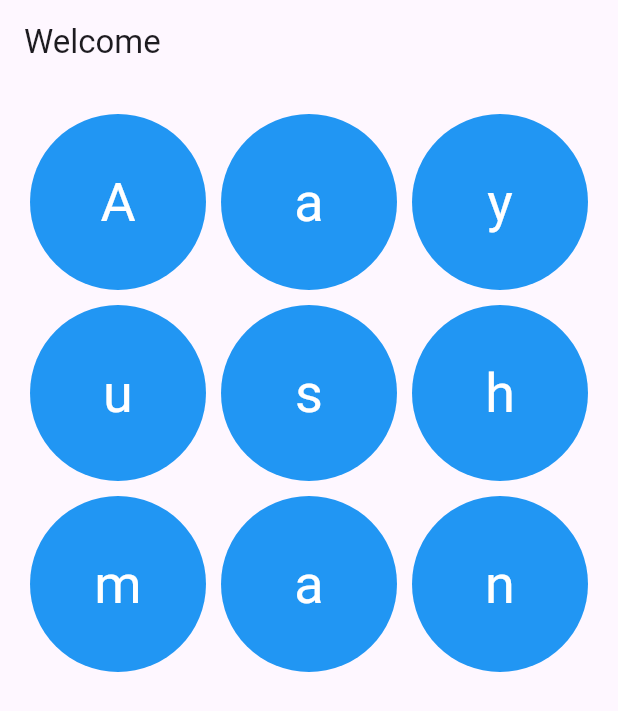
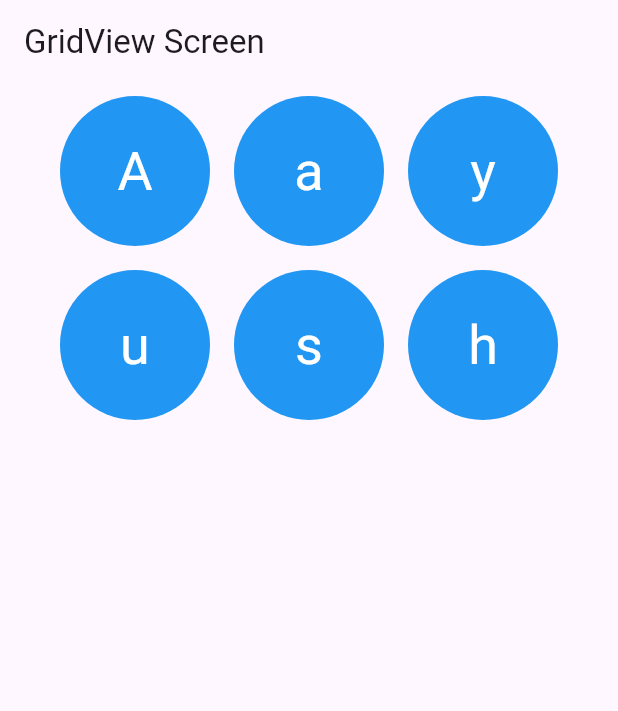
Before and after one commit to Aayush1222/classtest, a Flutter app: the screen it shows after launch, on a phone screen of 412 x 824 dp. Shown: the top 711 px of the screen. Run offline on Flutter 3.47's test engine with Material 3 defaults, Android fonts, the phone set to English and light mode, and no system bars.

Commit message:
final update

```diff
--- a/lib/screen/gridview_screen.dart
+++ b/lib/screen/gridview_screen.dart
@@ -6,7 +6,7 @@ class GridViewScreen extends StatefulWidget {
 }
 
 class _GridViewScreenState extends State<GridViewScreen> {
-  final String name = "Aayushman";
+  final String name = "Aayush";
   List<String> nameLetters = [];
   List<bool> buttonVisibility = [];
   List<Color> buttonColors = [];
@@ -16,9 +16,22 @@ class _GridViewScreenState extends State<GridViewScreen> {
     super.initState();
     for (int i = 0; i < name.length; i++) {
       nameLetters.add(name[i]);
-      buttonVisibility.add(true);
+      buttonVisibility.add(false);
       buttonColors.add(Colors.blue);
     }
+    _showLettersSerially();
+  }
+
+  void _showLettersSerially() {
+    Future.delayed(Duration(milliseconds: 500), () {
+      for (int i = 0; i < nameLetters.length; i++) {
+        Future.delayed(Duration(milliseconds: i * 500), () {
+          setState(() {
+            buttonVisibility[i] = true;
+          });
+        });
+      }
+    });
   }
 
   void _toggleVisibility(int index) {
@@ -26,7 +39,7 @@ class _GridViewScreenState extends State<GridViewScreen> {
       if (buttonColors[index] == Colors.blue) {
         buttonColors[index] = Colors.red;
       } else {
-        buttonVisibility[index] = !buttonVisibility[index];
+        buttonVisibility[index] = false;
       }
     });
   }
@@ -35,17 +48,18 @@ class _GridViewScreenState extends State<GridViewScreen> {
   Widget build(BuildContext context) {
     return Scaffold(
       appBar: AppBar(
-        title: Text('Welcome'),
+        title: Text('GridView Screen'),
       ),
-      body: GridView.count(
-        padding: const EdgeInsets.all(20),
-        crossAxisSpacing: 10,
-        mainAxisSpacing: 10,
-        crossAxisCount: 3,
-        childAspectRatio: 1,
-        children: List.generate(name.length, (index) {
-          return Visibility(
+      body: Column(
+        children: [
+          Row(
+            mainAxisAlignment: MainAxisAlignment.center,
+            children: [
+              for (int index = 0; index < nameLetters.length ~/ 2; index++)
+                Visibility(
                   visible: buttonVisibility[index],
+                  child: Padding(
+                    padding: const EdgeInsets.all(8),
                     child: InkWell(
                       onTap: () {
                         _toggleVisibility(index);
@@ -55,18 +69,52 @@ class _GridViewScreenState extends State<GridViewScreen> {
                           color: buttonColors[index],
                           shape: BoxShape.circle,
                         ),
-                width: 100, // Set width and height for larger buttons
+                        width: 100,
                         height: 100,
                         alignment: Alignment.center,
                         child: Text(
                           nameLetters[index],
-                  style: TextStyle(
-                      fontSize: 36, color: Colors.white), // Increase font size
+                          style: TextStyle(fontSize: 36, color: Colors.white),
                         ),
                       ),
                     ),
-          );
-        }),
+                  ),
+                ),
+            ],
+          ),
+          Row(
+            mainAxisAlignment: MainAxisAlignment.center,
+            children: [
+              for (int index = nameLetters.length ~/ 2;
+                  index < nameLetters.length;
+                  index++)
+                Visibility(
+                  visible: buttonVisibility[index],
+                  child: Padding(
+                    padding: const EdgeInsets.all(8),
+                    child: InkWell(
+                      onTap: () {
+                        _toggleVisibility(index);
+                      },
+                      child: Container(
+                        decoration: BoxDecoration(
+                          color: buttonColors[index],
+                          shape: BoxShape.circle,
+                        ),
+                        width: 100,
+                        height: 100,
+                        alignment: Alignment.center,
+                        child: Text(
+                          nameLetters[index],
+                          style: TextStyle(fontSize: 36, color: Colors.white),
+                        ),
+                      ),
+                    ),
+                  ),
+                ),
+            ],
+          ),
+        ],
       ),
     );
   }
```
Lines whose indentation alone changed are shown as unchanged.
